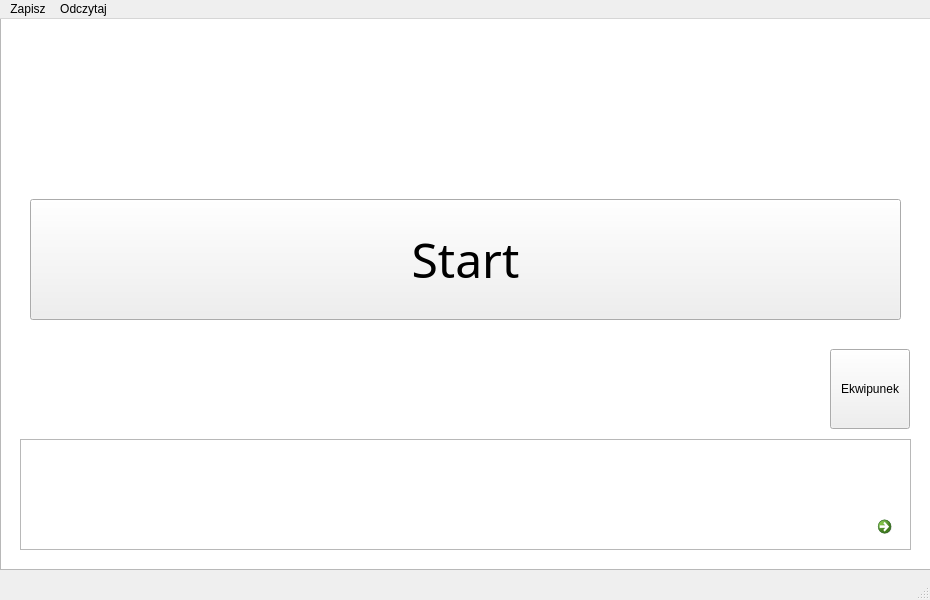
Qt form mainwindow.ui (xpatxj/cpp-game) before a commit.
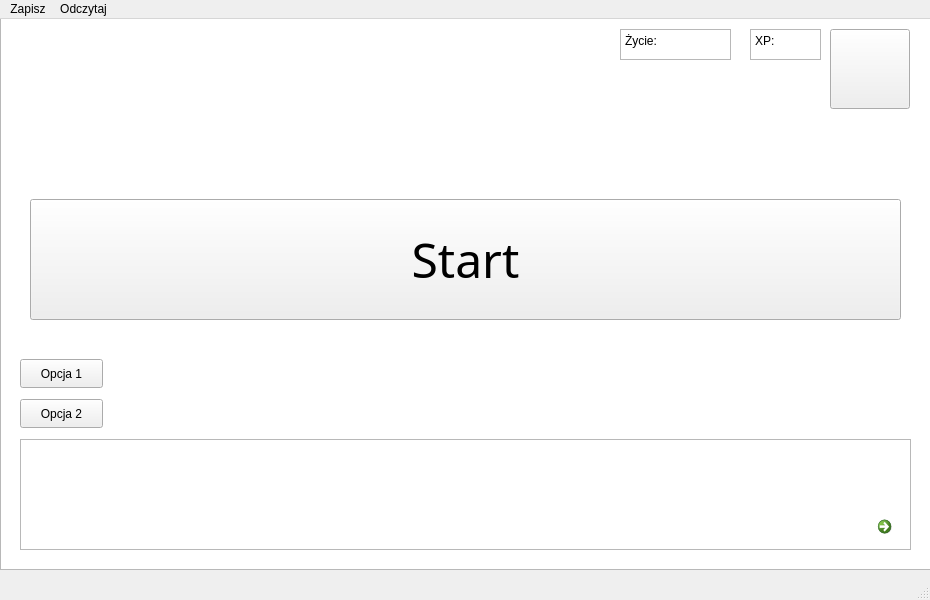
The same form after that commit. Icons and pictures are not drawn.

```diff
--- a/mainwindow.ui
+++ b/mainwindow.ui
@@ -17,7 +17,7 @@
    <string>MainWindow</string>
   </property>
   <widget class="QWidget" name="centralwidget">
-   <widget class="QTextBrowser" name="textBrowser">
+   <widget class="QTextBrowser" name="dialogi">
     <property name="geometry">
      <rect>
       <x>20</x>
@@ -33,7 +33,7 @@
      </font>
     </property>
     <property name="cursor" stdset="0">
-     <cursorShape>PointingHandCursor</cursorShape>
+     <cursorShape>ArrowCursor</cursorShape>
     </property>
     <property name="mouseTracking">
      <bool>true</bool>
@@ -97,20 +97,96 @@
     <property name="geometry">
      <rect>
       <x>830</x>
-      <y>330</y>
+      <y>10</y>
       <width>80</width>
       <height>80</height>
      </rect>
     </property>
+    <property name="cursor">
+     <cursorShape>PointingHandCursor</cursorShape>
+    </property>
+    <property name="styleSheet">
+     <string notr="true">background-image: url(:/images/images/ekwipunek.png)</string>
+    </property>
     <property name="text">
-     <string>Ekwipunek</string>
+     <string/>
+    </property>
+   </widget>
+   <widget class="QTextBrowser" name="xp">
+    <property name="geometry">
+     <rect>
+      <x>750</x>
+      <y>10</y>
+      <width>71</width>
+      <height>31</height>
+     </rect>
+    </property>
+    <property name="html">
+     <string>&lt;!DOCTYPE HTML PUBLIC &quot;-//W3C//DTD HTML 4.0//EN&quot; &quot;http://www.w3.org/TR/REC-html40/strict.dtd&quot;&gt;
+&lt;html&gt;&lt;head&gt;&lt;meta name=&quot;qrichtext&quot; content=&quot;1&quot; /&gt;&lt;meta charset=&quot;utf-8&quot; /&gt;&lt;style type=&quot;text/css&quot;&gt;
+p, li { white-space: pre-wrap; }
+hr { height: 1px; border-width: 0; }
+li.unchecked::marker { content: &quot;\2610&quot;; }
+li.checked::marker { content: &quot;\2612&quot;; }
+&lt;/style&gt;&lt;/head&gt;&lt;body style=&quot; font-family:'Segoe UI'; font-size:9pt; font-weight:400; font-style:normal;&quot;&gt;
+&lt;p style=&quot; margin-top:0px; margin-bottom:0px; margin-left:0px; margin-right:0px; -qt-block-indent:0; text-indent:0px;&quot;&gt;XP: &lt;/p&gt;&lt;/body&gt;&lt;/html&gt;</string>
+    </property>
+   </widget>
+   <widget class="QTextBrowser" name="zycie">
+    <property name="geometry">
+     <rect>
+      <x>620</x>
+      <y>10</y>
+      <width>111</width>
+      <height>31</height>
+     </rect>
+    </property>
+    <property name="html">
+     <string>&lt;!DOCTYPE HTML PUBLIC &quot;-//W3C//DTD HTML 4.0//EN&quot; &quot;http://www.w3.org/TR/REC-html40/strict.dtd&quot;&gt;
+&lt;html&gt;&lt;head&gt;&lt;meta name=&quot;qrichtext&quot; content=&quot;1&quot; /&gt;&lt;meta charset=&quot;utf-8&quot; /&gt;&lt;style type=&quot;text/css&quot;&gt;
+p, li { white-space: pre-wrap; }
+hr { height: 1px; border-width: 0; }
+li.unchecked::marker { content: &quot;\2610&quot;; }
+li.checked::marker { content: &quot;\2612&quot;; }
+&lt;/style&gt;&lt;/head&gt;&lt;body style=&quot; font-family:'Segoe UI'; font-size:9pt; font-weight:400; font-style:normal;&quot;&gt;
+&lt;p style=&quot; margin-top:0px; margin-bottom:0px; margin-left:0px; margin-right:0px; -qt-block-indent:0; text-indent:0px;&quot;&gt;Życie:&lt;/p&gt;&lt;/body&gt;&lt;/html&gt;</string>
+    </property>
+   </widget>
+   <widget class="QPushButton" name="opcja1">
+    <property name="geometry">
+     <rect>
+      <x>20</x>
+      <y>340</y>
+      <width>83</width>
+      <height>29</height>
+     </rect>
+    </property>
+    <property name="text">
+     <string>Opcja 1</string>
+    </property>
+   </widget>
+   <widget class="QPushButton" name="opcja2">
+    <property name="geometry">
+     <rect>
+      <x>20</x>
+      <y>380</y>
+      <width>83</width>
+      <height>29</height>
+     </rect>
+    </property>
+    <property name="text">
+     <string>Opcja 2</string>
     </property>
    </widget>
    <zorder>tlo</zorder>
-   <zorder>textBrowser</zorder>
+   <zorder>dialogi</zorder>
    <zorder>start</zorder>
    <zorder>dalej</zorder>
    <zorder>ekwipunek</zorder>
+   <zorder>xp</zorder>
+   <zorder>zycie</zorder>
+   <zorder>opcja1</zorder>
+   <zorder>opcja2</zorder>
   </widget>
   <widget class="QMenuBar" name="menubar">
    <property name="geometry">
```
Left out of the diff: 6 changed lines with no effect on the pictures.
